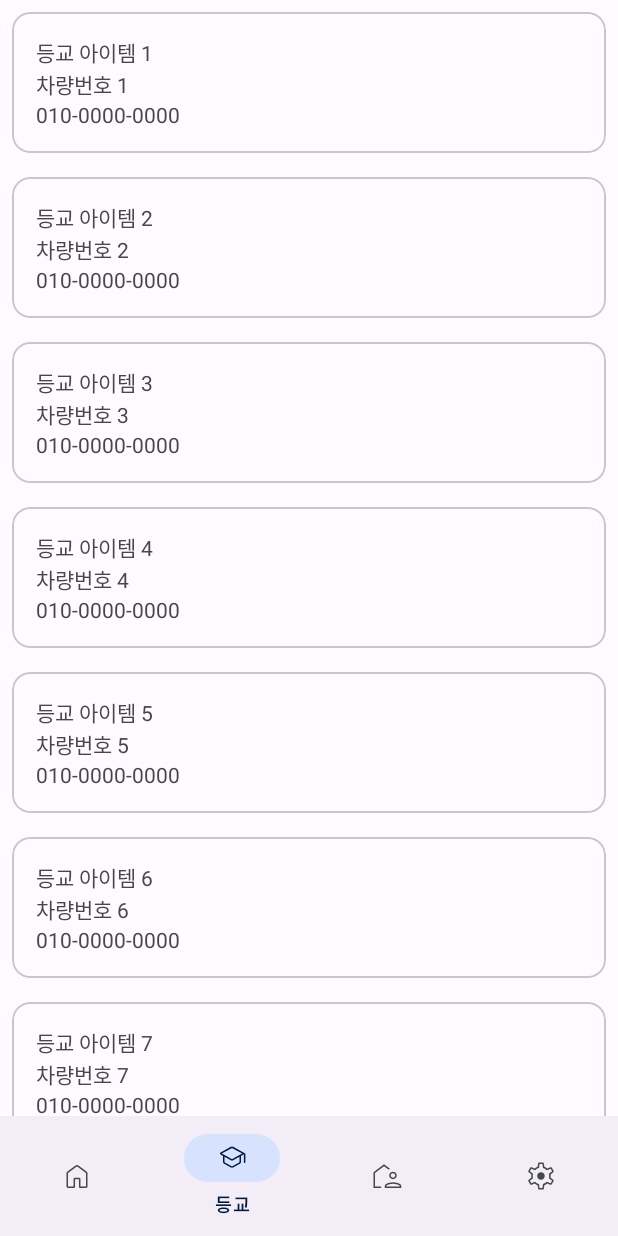
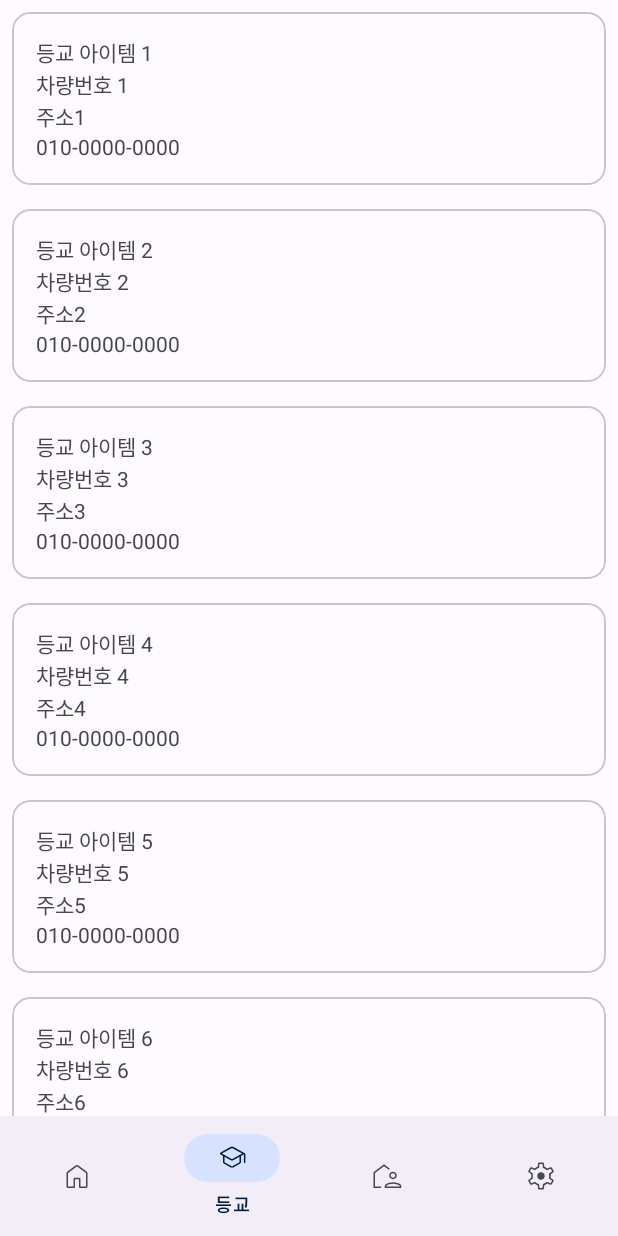
Before and after one commit to Starcandy320/Gachigachi, an Android app: the screen it shows after launch (MainActivity), item 2 of the bottom bar chosen, on a phone screen of 412 x 824 dp. Run offline under Robolectric (Android 15) with nearby library versions, the phone set to English and light mode, and no system bars.

Commit message:
객체 클래스랑 파이어베이스 객체랑 맞추기위한 코드수정

```diff
--- a/app/src/main/java/com/yc/ac/gachigachi/GsFragment.java
+++ b/app/src/main/java/com/yc/ac/gachigachi/GsFragment.java
@@ -27,14 +27,14 @@ public class GsFragment extends Fragment {
         recyclerView.setLayoutManager(new LinearLayoutManager(getActivity()));
 
         List<board_Item> goSchool = new ArrayList<>();
-        goSchool.add(new board_Item("등교 아이템 1", "차량번호 1", "010-0000-0000"));
-        goSchool.add(new board_Item("등교 아이템 2", "차량번호 2", "010-0000-0000"));
-        goSchool.add(new board_Item("등교 아이템 3", "차량번호 3", "010-0000-0000"));
-        goSchool.add(new board_Item("등교 아이템 4", "차량번호 4", "010-0000-0000"));
-        goSchool.add(new board_Item("등교 아이템 5", "차량번호 5", "010-0000-0000"));
-        goSchool.add(new board_Item("등교 아이템 6", "차량번호 6", "010-0000-0000"));
-        goSchool.add(new board_Item("등교 아이템 7", "차량번호 7", "010-0000-0000"));
-        goSchool.add(new board_Item("등교 아이템 8", "차량번호 8", "010-0000-0000"));
+        goSchool.add(new board_Item("등교 아이템 1", "차량번호 1", "010-0000-0000", "주소1", true));
+        goSchool.add(new board_Item("등교 아이템 2", "차량번호 2", "010-0000-0000", "주소2", true));
+        goSchool.add(new board_Item("등교 아이템 3", "차량번호 3", "010-0000-0000", "주소3", true));
+        goSchool.add(new board_Item("등교 아이템 4", "차량번호 4", "010-0000-0000", "주소4", true));
+        goSchool.add(new board_Item("등교 아이템 5", "차량번호 5", "010-0000-0000", "주소5", true));
+        goSchool.add(new board_Item("등교 아이템 6", "차량번호 6", "010-0000-0000", "주소6", true));
+        goSchool.add(new board_Item("등교 아이템 7", "차량번호 7", "010-0000-0000", "주소7", true));
+        goSchool.add(new board_Item("등교 아이템 8", "차량번호 8", "010-0000-0000", "주소8", true));
 
         gs_ListAdapter adapter1 = new gs_ListAdapter(goSchool);
 
--- a/app/src/main/java/com/yc/ac/gachigachi/board_Item.java
+++ b/app/src/main/java/com/yc/ac/gachigachi/board_Item.java
@@ -1,25 +1,37 @@
 package com.yc.ac.gachigachi;
 
 public class board_Item {
-    private final String title;
-    private final String subText1;
-    private final String phoneNum;
+    private final String name;
+    private final String carNumber;
+    private final String phoneNumber;
+    private final String address;
+    private final  boolean isShow;
 
-    public board_Item(String title, String subText1, String phoneNum) {
-        this.title = title;
-        this.subText1 = subText1;
-        this.phoneNum = phoneNum;
+    public board_Item(String name, String carNumber, String phoneNumber, String address, boolean isShow) {
+        this.name = name;
+        this.carNumber = carNumber;
+        this.phoneNumber = phoneNumber;
+        this.address = address;
+        this.isShow = isShow;
     }
 
-    public String getTitle() {
-        return title;
+    public boolean isShow() {
+        return isShow;
     }
 
-    public String getSubText1() {
-        return subText1;
+    public String getAddress() {
+        return address;
     }
 
-    public String getPhoneNum() {
-        return phoneNum;
+    public String getPhoneNumber() {
+        return phoneNumber;
+    }
+
+    public String getCarNumber() {
+        return carNumber;
+    }
+
+    public String getName() {
+        return name;
     }
 }
--- a/app/src/main/java/com/yc/ac/gachigachi/gs_ListAdapter.java
+++ b/app/src/main/java/com/yc/ac/gachigachi/gs_ListAdapter.java
@@ -18,15 +18,18 @@ public class gs_ListAdapter extends RecyclerView.Adapter<gs_ListAdapter.ViewHold
     }
 
     public static class ViewHolder extends RecyclerView.ViewHolder {
-        public TextView titleTextView;
-        public TextView subTextView1;
-        public TextView PhoneNum;
+        public TextView name;
+        public TextView carNumber;
+        public TextView phoneNumber;
+        public TextView address;
+
 
         public ViewHolder(View itemView) {
             super(itemView);
-            titleTextView = itemView.findViewById(R.id.textViewTitle);
-            subTextView1 = itemView.findViewById(R.id.textViewSubtitle1);
-            PhoneNum = itemView.findViewById(R.id.textViewPhoneNum);
+            name = itemView.findViewById(R.id.textViewName);
+            carNumber = itemView.findViewById(R.id.textViewCarNumber);
+            phoneNumber = itemView.findViewById(R.id.textViewPhoneNumber);
+            address = itemView.findViewById(R.id.textViewAddress);
         }
     }
 
@@ -41,13 +44,14 @@ public class gs_ListAdapter extends RecyclerView.Adapter<gs_ListAdapter.ViewHold
     @Override
     public void onBindViewHolder(@NonNull ViewHolder holder, int position) {
         board_Item item = items.get(position);
-        holder.titleTextView.setText(item.getTitle());
-        holder.subTextView1.setText(item.getSubText1());
-        holder.PhoneNum.setText(item.getPhoneNum());
+        holder.name.setText(item.getName());
+        holder.carNumber.setText(item.getCarNumber());
+        holder.phoneNumber.setText(item.getPhoneNumber());
+        holder.address.setText(item.getAddress());
     }
     public String getPhoneNumber(int position) {
         if (position >= 0 && position < items.size()) {
-            return items.get(position).getPhoneNum();
+            return items.get(position).getPhoneNumber();
         } else {
             return "";
         }
--- a/app/src/main/res/layout/item_board.xml
+++ b/app/src/main/res/layout/item_board.xml
@@ -13,19 +13,24 @@
         android:padding="16dp">
 
         <TextView
-            android:id="@+id/textViewTitle"
+            android:id="@+id/textViewName"
             android:layout_width="wrap_content"
             android:layout_height="wrap_content"
-            android:text="아이템 제목" />
+            android:text="이름" />
 
         <TextView
-            android:id="@+id/textViewSubtitle1"
+            android:id="@+id/textViewCarNumber"
             android:layout_width="wrap_content"
             android:layout_height="wrap_content"
-            android:text="서브 텍스트 1" />
+            android:text="차량번호" />
+        <TextView
+            android:id="@+id/textViewAddress"
+            android:layout_width="wrap_content"
+            android:layout_height="wrap_content"
+            android:text="주소" />
 
         <TextView
-            android:id="@+id/textViewPhoneNum"
+            android:id="@+id/textViewPhoneNumber"
             android:layout_width="wrap_content"
             android:layout_height="wrap_content"
             android:text="010-0000-0000" />
```
